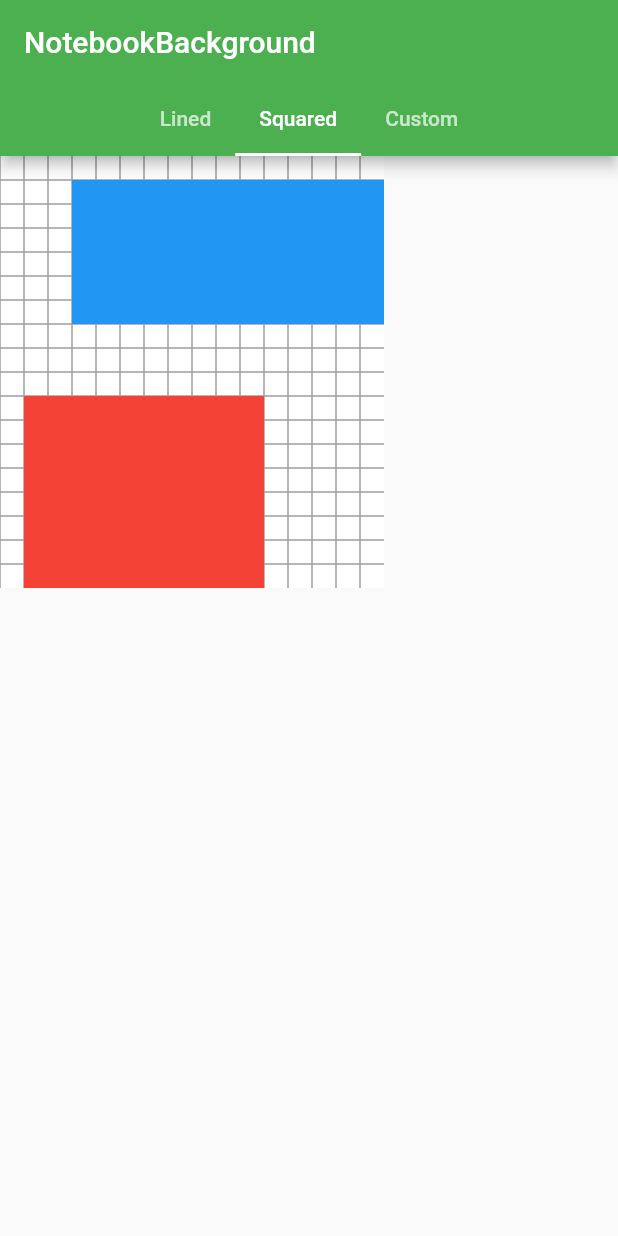
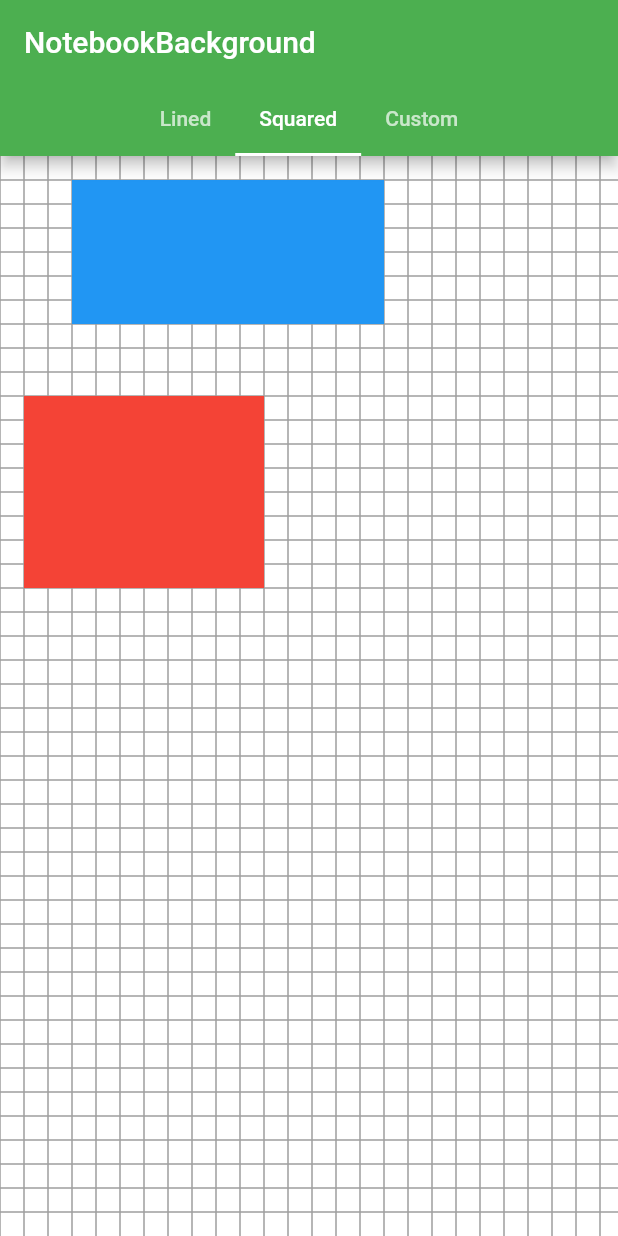
Before and after one commit to cosee/responsive_notebook_background, a Flutter app: the screen it shows after launch, tab 2 chosen, on a phone screen of 412 x 824 dp. Run offline on Flutter 3.47's test engine with Material 2 defaults, Android fonts, the phone set to English and light mode, and no system bars.

Commit message:
Fixed background size in grid example

```diff
--- a/example/lib/pages/grid.dart
+++ b/example/lib/pages/grid.dart
@@ -15,9 +15,7 @@ class ExampleSquared extends StatelessWidget {
             minWidth: constraints.maxWidth,
           ),
           child: LineSizeBuilder.forSingleLine(
-            builder: (_, textHeight) => Stack(
-              children: [
-                ResponsiveNotebookBackground(
+            builder: (_, textHeight) => ResponsiveNotebookBackground(
               options: const ResponsiveNotebookBackgroundOptions(
                 lineType: LineType.grid,
               ),
@@ -32,8 +30,8 @@ class ExampleSquared extends StatelessWidget {
                   ),
                 ),
                 Padding(
-                      padding: EdgeInsets.only(
-                          left: textHeight * 3, top: textHeight),
+                  padding:
+                      EdgeInsets.only(left: textHeight * 3, top: textHeight),
                   child: Container(
                     color: Colors.blue,
                     height: textHeight * 6,
@@ -42,8 +40,6 @@ class ExampleSquared extends StatelessWidget {
                 ),
               ]),
             ),
-              ],
-            ),
           ),
         ),
       );
```
Lines whose indentation alone changed are shown as unchanged.
